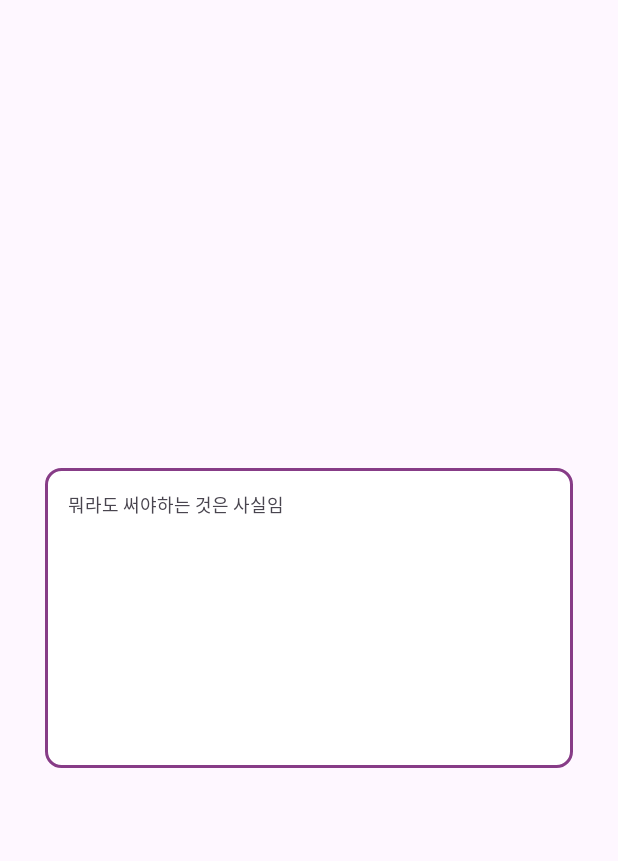
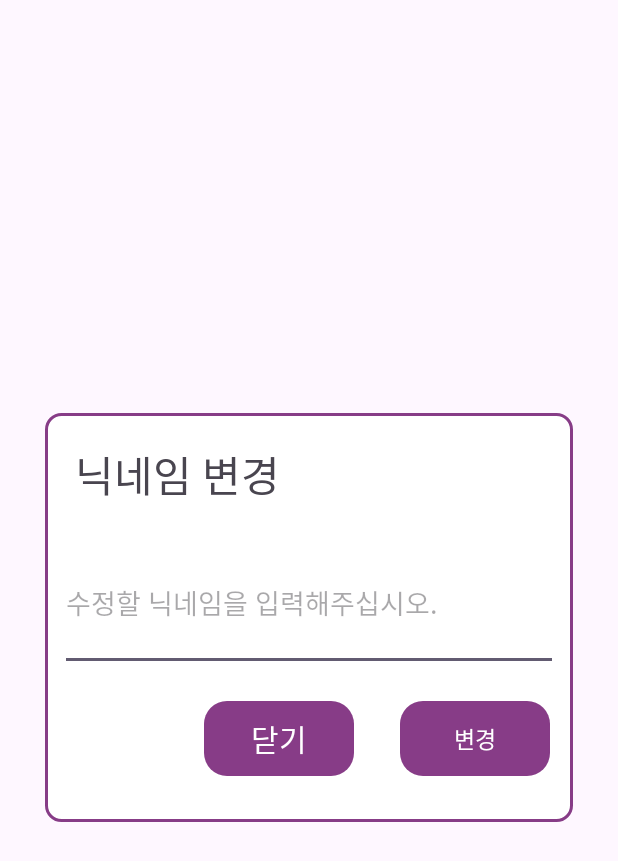
Before and after one commit to 2025TUKCOMCD/TeamHijacking, an Android app: the layout setting_changenick_dialog.xml on its own in the app's theme, with its tools: preview values and no code run, on a phone screen of 412 x 824 dp. Shown: the top 861 px of the screen. Run offline under Robolectric (Android 15) with nearby library versions, the phone set to English and light mode, and no system bars.

Commit message:
customDialog 제작 중

```diff
--- /dev/null
+++ b/front/android2/src/main/res/drawable/setting_btn_layout.xml
@@ -0,0 +1,10 @@
+<?xml version="1.0" encoding="utf-8"?>
+<shape xmlns:android="http://schemas.android.com/apk/res/android"
+    android:shape="rectangle">
+
+    <!-- 배경색 -->
+    <solid android:color="#873C87" />
+
+    <!-- 테두리 둥글게 -->
+    <corners android:radius="15dp" />
+</shape>
--- a/front/android2/src/main/res/layout/setting_changenick_dialog.xml
+++ b/front/android2/src/main/res/layout/setting_changenick_dialog.xml
@@ -10,14 +10,54 @@
     android:minWidth="200dp"
     android:minHeight="200dp"
     android:id="@+id/settingChangeNicknameDialog">
-    <ScrollView
+   <TextView
+       android:layout_width="match_parent"
+       android:layout_height="wrap_content"
+       android:layout_gravity="start"
+       android:textSize="28sp"
+       android:text="@string/change_nickname"
+       android:layout_margin="20dp" />
+    <EditText
         android:layout_width="match_parent"
         android:layout_height="wrap_content"
-        android:padding="15dp">
-        <TextView
+        android:autofillHints=""
+        android:inputType="text"
+        android:minHeight="90dp"
+        android:layout_marginStart="10dp"
+        android:layout_marginEnd="10dp"
+        android:layout_marginBottom="20dp"
+        android:id="@+id/changeNicknameEditText"
+        android:hint="@string/editNicknameText" />
+    <LinearLayout
+        android:layout_width="match_parent"
+        android:layout_height="wrap_content"
+        android:orientation="horizontal"
+        android:gravity="end">
+        <Button
             android:layout_width="wrap_content"
             android:layout_height="wrap_content"
-            android:textSize="12sp"
-            android:text="뭐라도 써야하는 것은 사실임" />
-    </ScrollView>
+            android:minHeight="50dp"
+            android:minWidth="100dp"
+            android:layout_gravity="end"
+            android:layout_margin="15dp"
+            android:textSize="20sp"
+            android:text="@string/close"
+            android:textColor="@android:color/white"
+            android:padding="2dp"
+            android:background="@drawable/setting_btn_layout"
+            android:id="@+id/settingChangeDismissBtn"/>
+        <Button
+            android:layout_width="wrap_content"
+            android:layout_height="wrap_content"
+            android:minHeight="50dp"
+            android:minWidth="100dp"
+            android:layout_gravity="end"
+            android:layout_margin="15dp"
+            android:textSize="15sp"
+            android:text="@string/change"
+            android:textColor="@android:color/white"
+            android:padding="2dp"
+            android:background="@drawable/setting_btn_layout"
+            android:id="@+id/settingChangeConfirmBtn"/>
+    </LinearLayout>
 </LinearLayout>
--- a/front/android2/src/main/res/values/strings.xml
+++ b/front/android2/src/main/res/values/strings.xml
@@ -25,4 +25,9 @@
     <string name="defaultIotText">"<b>"IOT 기기의 디폴트 이름"</b>"</string>
     <string name="additionalExplanation">기본설명입니다기본설명입니다기본설명입니다기본설명입니다기본설명입니다기본설명입니다기본설명입니다기본설명입니다기본설명입니다기본설명입니다</string>
     <string name="addSamsung">삼성 기기 추가</string>
+    <string name="close">닫기</string>
+    <string name="faqText">질문이 들어오면 추가되고 수정됩니다.</string>
+    <string name="change_nickname">닉네임 변경</string>
+    <string name="editNicknameText">수정할 닉네임을 입력해주십시오.</string>
+    <string name="change">변경</string>
 </resources>
```
Also changed, not shown: front/android2/src/main/res/layout/setting_faq_dialog.xml (+16 -3 lines), front/android2/src/main/res/layout/setting_opensource_dialog.xml (+15 -1 lines), front/android2/src/main/res/layout/setting_qa_dialog.xml (+15 -1 lines).
